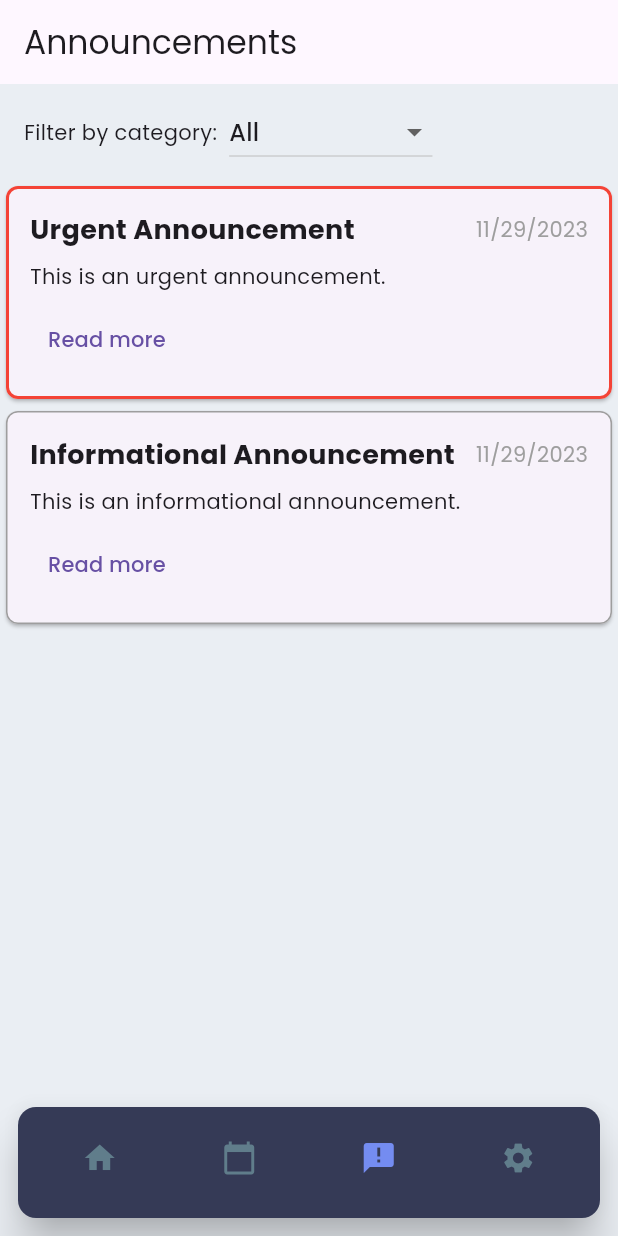
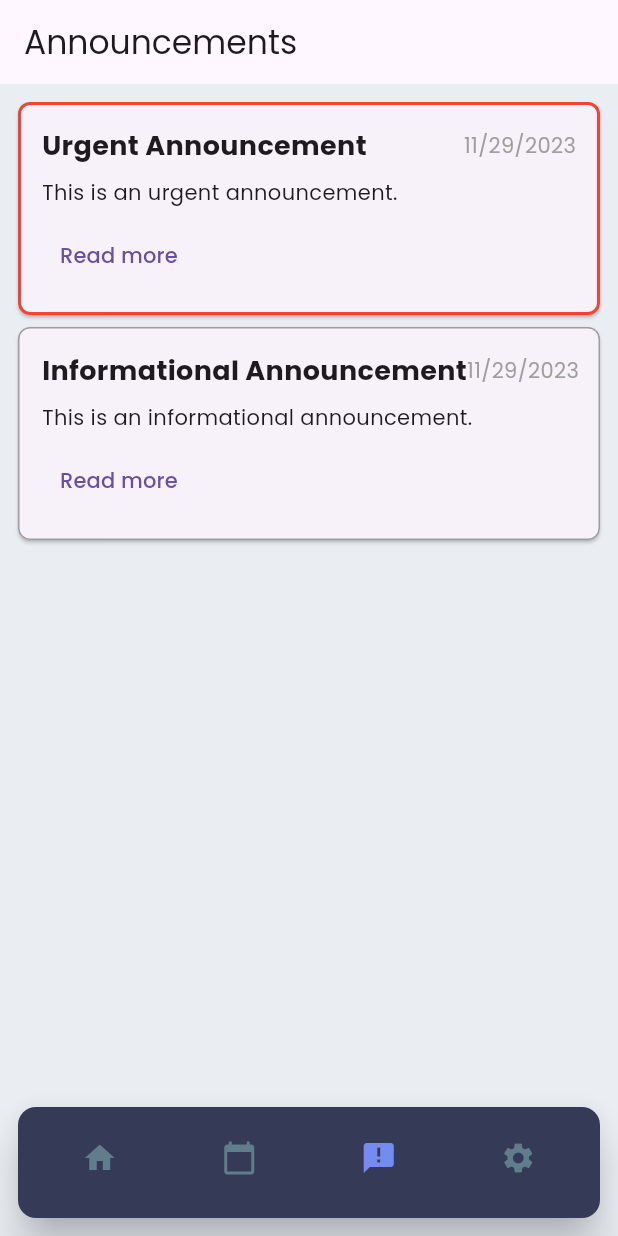
Before and after one commit to dhruv1214/campus_navigation_system_flutter, a Flutter app: the screen it shows after launch, item 3 of the bottom bar chosen, on a phone screen of 412 x 824 dp. Run offline on Flutter 3.47's test engine with Material 3 defaults, Android fonts, the phone set to English and light mode, and no system bars; our stand-ins replace google_fonts, timeago; generated files the repository leaves out were written again; network calls fail.

```diff
--- a/lib/src/screens/announcements.dart
+++ b/lib/src/screens/announcements.dart
@@ -36,31 +36,10 @@ class _AnnouncementsScreenState extends State<AnnouncementsScreen> {
       appBar: AppBar(
         title: Text('Announcements'),
       ),
-      body: Column(
+      body: Padding(
+        padding: const EdgeInsets.all(8.0),
+        child: Column(
           children: [
-          Container(
-            padding: const EdgeInsets.symmetric(horizontal: 16, vertical: 8),
-            child: Row(
-              children: [
-                Text('Filter by category:'),
-                SizedBox(width: 8),
-                DropdownButton<String>(
-                  value: _selectedCategory,
-                  onChanged: (value) {
-                    setState(() {
-                      _selectedCategory = value!;
-                    });
-                  },
-                  items: _categories
-                      .map((category) => DropdownMenuItem(
-                            value: category,
-                            child: Text(category),
-                          ))
-                      .toList(),
-                ),
-              ],
-            ),
-          ),
             Expanded(
               child: ListView.builder(
                 itemCount: _announcements.length,
@@ -88,7 +67,7 @@ class _AnnouncementsScreenState extends State<AnnouncementsScreen> {
                               ),
                               Text(
                                 '${announcement.date.month}/${announcement.date.day}/${announcement.date.year}',
-                              style: TextStyle(
+                                style: const TextStyle(
                                   color: Colors.grey,
                                 ),
                               ),
@@ -126,6 +105,7 @@ class _AnnouncementsScreenState extends State<AnnouncementsScreen> {
             ),
           ],
         ),
+      ),
     );
   }
 }
--- a/pubspec.yaml
+++ b/pubspec.yaml
@@ -16,6 +16,8 @@ dependencies:
     sdk: flutter
   google_fonts: ^6.1.0
   http: ^1.1.0
+  intl: ^0.18.1
+  timeago: ^3.6.0
 
 dev_dependencies:
   flutter_test:
```
Also changed, not shown: lib/src/models/event.dart (+4 -4 lines), lib/src/screens/event_calendar.dart (+46 -15 lines), lib/src/screens/event_details.dart (added, +73 -0 lines), pubspec.lock. Lines whose indentation alone changed are shown as unchanged.
